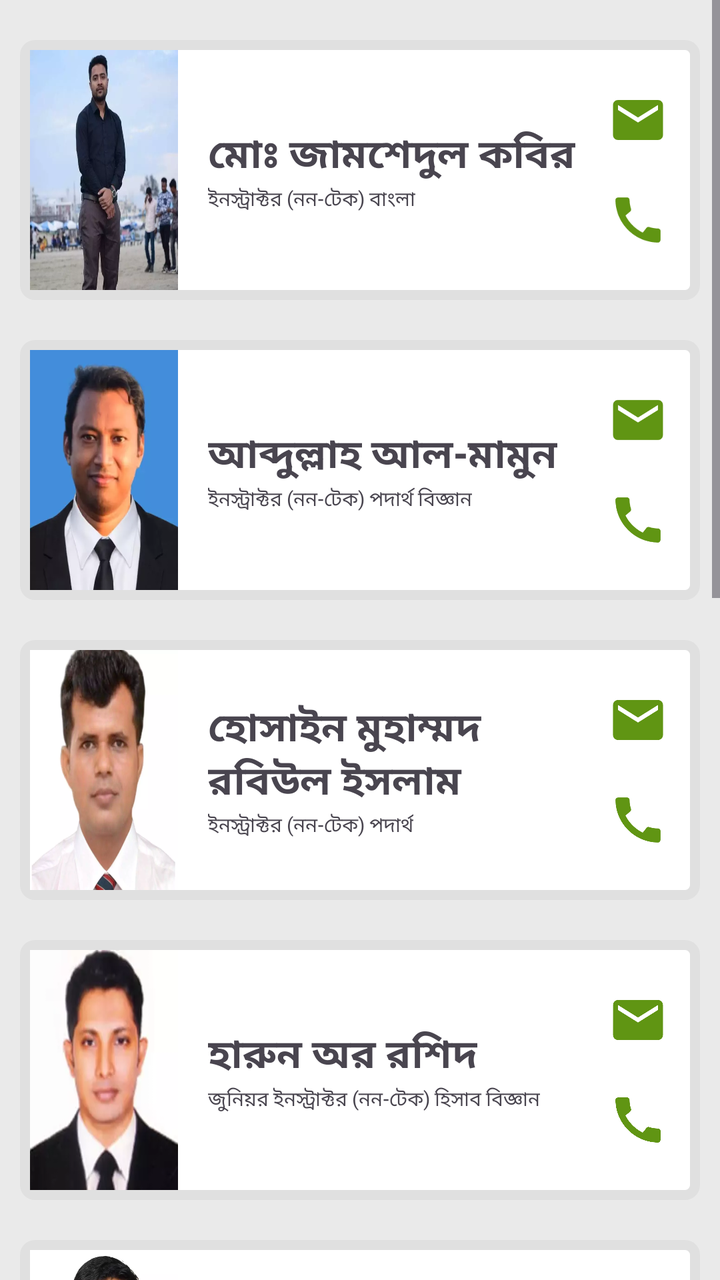
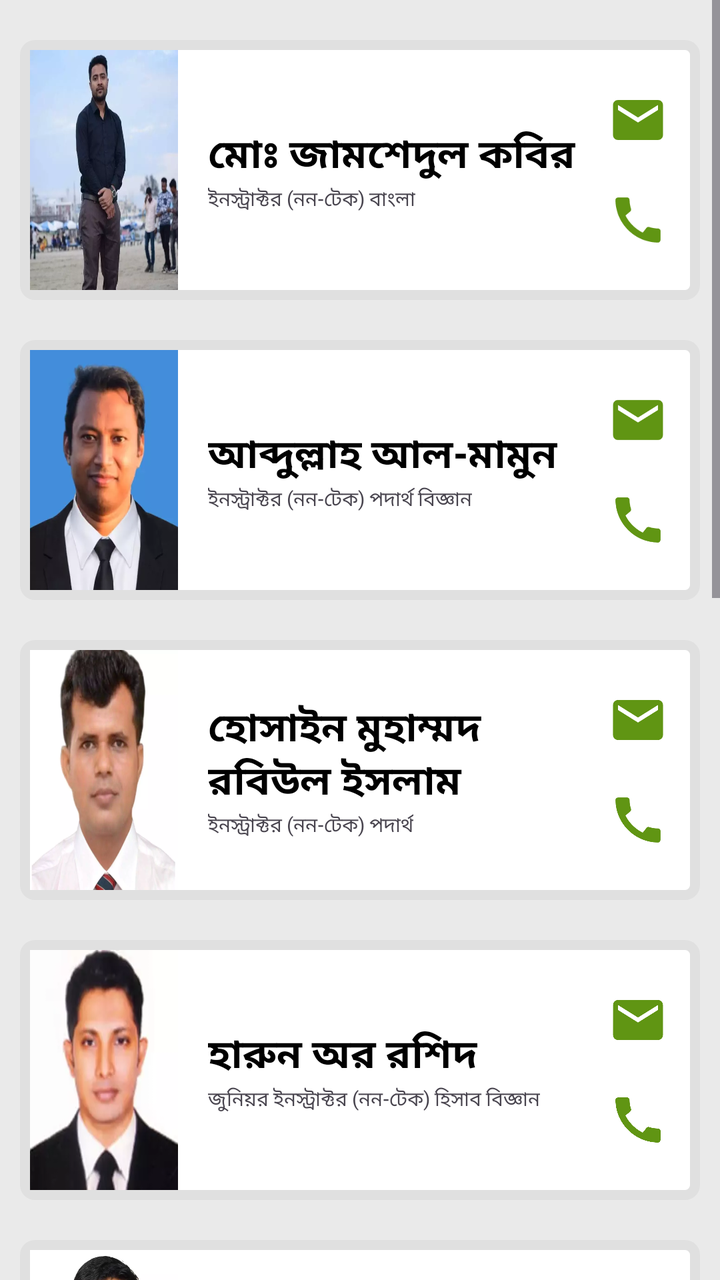

Screens rendered from an Android XML layout before and after an edit, with the pre-edit source and the edit as a unified diff.
<!-- AndroidManifest.xml: application theme Theme.CBPI -->
<!-- res/layout/activity_nontech_department.xml -->
<?xml version="1.0" encoding="utf-8"?>
<ScrollView xmlns:android="http://schemas.android.com/apk/res/android"
    xmlns:app="http://schemas.android.com/apk/res-auto"
    xmlns:tools="http://schemas.android.com/tools"
    android:layout_width="match_parent"
    android:layout_height="wrap_content"
    tools:context=".NontechDepartment"
    android:background="#EAEAEA">
    <LinearLayout
        android:layout_width="match_parent"
        android:layout_height="wrap_content"
        android:orientation="vertical"
        android:padding="10sp">
        <LinearLayout
            android:layout_width="match_parent"
            android:layout_height="wrap_content"
            android:orientation="horizontal"
            android:padding="5sp"
            android:weightSum="100"
            android:background="@drawable/teachercardback"
            android:layout_marginTop="10sp"
            android:layout_marginBottom="10sp">
            <ImageView
                android:layout_width="80sp"
                android:layout_height="120sp"
                android:src="@drawable/jamsedulsir"
                android:layout_weight="20"
                android:scaleType="fitXY"/>
            <LinearLayout
                android:layout_width="220sp"
                android:layout_height="wrap_content"
                android:orientation="vertical"
                android:layout_weight="50"
                android:layout_gravity="center"
                android:paddingLeft="15sp">
                <TextView
                    android:layout_width="wrap_content"
                    android:layout_height="wrap_content"
                    android:text="মোঃ জামশেদুল কবির"
                    android:textStyle="bold"
                    android:textSize="20sp"/>
                <TextView
                    android:layout_width="wrap_content"
                    android:layout_height="wrap_content"
                    android:text="ইনস্ট্রাক্টর (নন-টেক) বাংলা"
                    android:textSize="10sp"/>
            </LinearLayout>
            <LinearLayout
                android:layout_width="wrap_content"
                android:layout_height="wrap_content"
                android:orientation="vertical"
                android:layout_weight="30"
                android:layout_gravity="center"
                android:paddingRight="10sp">
                <ImageView
                    android:id="@+id/nontecMail1"
                    android:layout_width="30sp"
                    android:layout_height="30sp"
                    android:src="@drawable/baseline_email_24"
                    android:layout_margin="10sp"/>
                <ImageView
                    android:id="@+id/nontecCall1"
                    android:layout_width="30sp"
                    android:layout_height="30sp"
                    android:src="@drawable/baseline_call_24"
                    android:layout_margin="10sp"/>
            </LinearLayout>
        </LinearLayout>
        <LinearLayout
            android:layout_width="match_parent"
            android:layout_height="wrap_content"
            android:orientation="horizontal"
            android:padding="5sp"
            android:weightSum="100"
            android:background="@drawable/teachercardback"
            android:layout_marginTop="10sp"
            android:layout_marginBottom="10sp">
            <ImageView
                android:layout_width="80sp"
                android:layout_height="120sp"
                android:src="@drawable/abdullahsir"
                android:layout_weight="20"
                android:scaleType="fitXY"/>
            <LinearLayout
                android:layout_width="220sp"
                android:layout_height="wrap_content"
                android:orientation="vertical"
                android:layout_weight="50"
                android:layout_gravity="center"
                android:paddingLeft="15sp">
                <TextView
                    android:layout_width="wrap_content"
                    android:layout_height="wrap_content"
                    android:text="আব্দুল্লাহ আল-মামুন"
                    android:textStyle="bold"
                    android:textSize="20sp"/>
                <TextView
                    android:layout_width="wrap_content"
                    android:layout_height="wrap_content"
                    android:text="ইনস্ট্রাক্টর (নন-টেক) পদার্থ বিজ্ঞান"
                    android:textSize="10sp"/>

            </LinearLayout>
            <LinearLayout
                android:layout_width="wrap_content"
                android:layout_height="wrap_content"
                android:orientation="vertical"
                android:layout_weight="30"
                android:layout_gravity="center"
                android:paddingRight="10sp">
                <ImageView
                    android:id="@+id/nontecMail2"
                    android:layout_width="30sp"
                    android:layout_height="30sp"
                    android:src="@drawable/baseline_email_24"
                    android:layout_margin="10sp"/>
                <ImageView
                    android:id="@+id/nontecCall2"
                    android:layout_width="30sp"
                    android:layout_height="30sp"
                    android:src="@drawable/baseline_call_24"
                    android:layout_margin="10sp"/>
            </LinearLayout>
        </LinearLayout>
        <LinearLayout
            android:layout_width="match_parent"
            android:layout_height="wrap_content"
            android:orientation="horizontal"
            android:padding="5sp"
            android:weightSum="100"
            android:background="@drawable/teachercardback"
            android:layout_marginTop="10sp"
            android:layout_marginBottom="10sp">
            <ImageView
                android:layout_width="80sp"
                android:layout_height="120sp"
                android:src="@drawable/robiulsir"
                android:layout_weight="20"
                android:scaleType="fitXY"/>
            <LinearLayout
                android:layout_width="220sp"
                android:layout_height="wrap_content"
                android:orientation="vertical"
                android:layout_weight="50"
                android:layout_gravity="center"
                android:paddingLeft="15sp">
                <TextView
                    android:layout_width="wrap_content"
                    android:layout_height="wrap_content"
                    android:text="হোসাইন মুহাম্মদ রবিউল ইসলাম"
                    android:textStyle="bold"
                    android:textSize="20sp"/>
                <TextView
                    android:layout_width="wrap_content"
                    android:layout_height="wrap_content"
                    android:text="ইনস্ট্রাক্টর (নন-টেক) পদার্থ"
                    android:textSize="10sp"/>
            </LinearLayout>
            <LinearLayout
                android:layout_width="wrap_content"
                android:layout_height="wrap_content"
                android:orientation="vertical"
                android:layout_weight="30"
                android:layout_gravity="center"
                android:paddingRight="10sp">
                <ImageView
                    android:id="@+id/nontecMail3"
                    android:layout_width="30sp"
                    android:layout_height="30sp"
                    android:src="@drawable/baseline_email_24"
                    android:layout_margin="10sp"/>
                <ImageView
                    android:id="@+id/nontecCall3"
                    android:layout_width="30sp"
                    android:layout_height="30sp"
                    android:src="@drawable/baseline_call_24"
                    android:layout_margin="10sp"/>
            </LinearLayout>
        </LinearLayout>
        <LinearLayout
            android:layout_width="match_parent"
            android:layout_height="wrap_content"
            android:orientation="horizontal"
            android:padding="5sp"
            android:weightSum="100"
            android:background="@drawable/teachercardback"
            android:layout_marginTop="10sp"
            android:layout_marginBottom="10sp">
            <ImageView
                android:layout_width="80sp"
                android:layout_height="120sp"
                android:src="@drawable/harunsir"
                android:layout_weight="20"
                android:scaleType="fitXY"/>
            <LinearLayout
                android:layout_width="220sp"
                android:layout_height="wrap_content"
                android:orientation="vertical"
                android:layout_weight="50"
                android:layout_gravity="center"
                android:paddingLeft="15sp">
                <TextView
                    android:layout_width="wrap_content"
                    android:layout_height="wrap_content"
                    android:text="হারুন অর রশিদ"
                    android:textStyle="bold"
                    android:textSize="20sp"/>
                <TextView
                    android:layout_width="wrap_content"
                    android:layout_height="wrap_content"
                    android:text="জুনিয়র ইনস্ট্রাক্টর (নন-টেক) হিসাব বিজ্ঞান"
                    android:textSize="10sp"/>
            </LinearLayout>
            <LinearLayout
                android:layout_width="wrap_content"
                android:layout_height="wrap_content"
                android:orientation="vertical"
                android:layout_weight="30"
                android:layout_gravity="center"
                android:paddingRight="10sp">
                <ImageView
                    android:id="@+id/nontecMail4"
                    android:layout_width="30sp"
                    android:layout_height="30sp"
                    android:src="@drawable/baseline_email_24"
                    android:layout_margin="10sp"/>
                <ImageView
                    android:id="@+id/nontecCall4"
                    android:layout_width="30sp"
                    android:layout_height="30sp"
                    android:src="@drawable/baseline_call_24"
                    android:layout_margin="10sp"/>
            </LinearLayout>
        </LinearLayout>
        <LinearLayout
            android:layout_width="match_parent"
            android:layout_height="wrap_content"
            android:orientation="horizontal"
            android:padding="5sp"
            android:weightSum="100"
            android:background="@drawable/teachercardback"
            android:layout_marginTop="10sp"
            android:layout_marginBottom="10sp">
            <ImageView
                android:layout_width="80sp"
                android:layout_height="120sp"
                android:src="@drawable/miftasir"
                android:layout_weight="20"
                android:scaleType="fitXY"/>
            <LinearLayout
                android:layout_width="220sp"
                android:layout_height="wrap_content"
                android:orientation="vertical"
                android:layout_weight="50"
                android:layout_gravity="center"
                android:paddingLeft="15sp">
                <TextView
                    android:layout_width="wrap_content"
                    android:layout_height="wrap_content"
                    android:text="মুহাম্মদ মিফতাহ উদ্দিন"
                    android:textStyle="bold"
                    android:textSize="20sp"/>
                <TextView
                    android:layout_width="wrap_content"
                    android:layout_height="wrap_content"
                    android:text="জুনিয়র ইনস্ট্রাক্টর (নন-টেক) গণিত"
                    android:textSize="10sp"/>
            </LinearLayout>
            <LinearLayout
                android:layout_width="wrap_content"
                android:layout_height="wrap_content"
                android:orientation="vertical"
                android:layout_weight="30"
                android:layout_gravity="center"
                android:paddingRight="10sp">
                <ImageView
                    android:id="@+id/nontecMail5"
                    android:layout_width="30sp"
                    android:layout_height="30sp"
                    android:src="@drawable/baseline_email_24"
                    android:layout_margin="10sp"/>
                <ImageView
                    android:id="@+id/nontecCall5"
                    android:layout_width="30sp"
                    android:layout_height="30sp"
                    android:src="@drawable/baseline_call_24"
                    android:layout_margin="10sp"/>
            </LinearLayout>
        </LinearLayout>
        <LinearLayout
            android:layout_width="match_parent"
            android:layout_height="wrap_content"
            android:orientation="horizontal"
            android:padding="5sp"
            android:weightSum="100"
            android:background="@drawable/teachercardback"
            android:layout_marginTop="10sp"
            android:layout_marginBottom="10sp">
            <ImageView
                android:layout_width="80sp"
                android:layout_height="120sp"
                android:src="@drawable/amdadulsir"
                android:layout_weight="20"
                android:scaleType="fitXY"/>
            <LinearLayout
                android:layout_width="220sp"
                android:layout_height="wrap_content"
                android:orientation="vertical"
                android:layout_weight="50"
                android:layout_gravity="center"
                android:paddingLeft="15sp">
                <TextView
                    android:layout_width="wrap_content"
                    android:layout_height="wrap_content"
                    android:text="মোঃ এমদাদুল হক"
                    android:textStyle="bold"
                    android:textSize="20sp"/>
                <TextView
                    android:layout_width="wrap_content"
                    android:layout_height="wrap_content"
                    android:text="ইনস্ট্রাক্টর (নন-টেক)"
                    android:textSize="10sp"/>
            </LinearLayout>
            <LinearLayout
                android:layout_width="wrap_content"
                android:layout_height="wrap_content"
                android:orientation="vertical"
                android:layout_weight="30"
                android:layout_gravity="center"
                android:paddingRight="10sp">
                <ImageView
                    android:id="@+id/nontecMail6"
                    android:layout_width="30sp"
                    android:layout_height="30sp"
                    android:src="@drawable/baseline_email_24"
                    android:layout_margin="10sp"/>
                <ImageView
                    android:id="@+id/nontecCall6"
                    android:layout_width="30sp"
                    android:layout_height="30sp"
                    android:src="@drawable/baseline_call_24"
                    android:layout_margin="10sp"/>
            </LinearLayout>
        </LinearLayout>
        <LinearLayout
            android:layout_width="match_parent"
            android:layout_height="wrap_content"
            android:orientation="horizontal"
            android:padding="5sp"
            android:weightSum="100"
            android:background="@drawable/teachercardback"
            android:layout_marginTop="10sp"
            android:layout_marginBottom="10sp">
            <ImageView
                android:layout_width="80sp"
                android:layout_height="120sp"
                android:src="@drawable/alimsir"
                android:layout_weight="20"
                android:scaleType="fitXY"/>
            <LinearLayout
                android:layout_width="220sp"
                android:layout_height="wrap_content"
                android:orientation="vertical"
                android:layout_weight="50"
                android:layout_gravity="center"
                android:paddingLeft="15sp">
                <TextView
                    android:layout_width="wrap_content"
                    android:layout_height="wrap_content"
                    android:text="মোঃ আব্দুল আলীম"
                    android:textStyle="bold"
                    android:textSize="20sp"/>
                <TextView
                    android:layout_width="wrap_content"
                    android:layout_height="wrap_content"
                    android:text="ইনস্ট্রাক্টর (নন-টেক)"
                    android:textSize="10sp"/>
            </LinearLayout>
            <LinearLayout
                android:layout_width="wrap_content"
                android:layout_height="wrap_content"
                android:orientation="vertical"
                android:layout_weight="30"
                android:layout_gravity="center"
                android:paddingRight="10sp">
                <ImageView
                    android:id="@+id/nontecMail7"
                    android:layout_width="30sp"
                    android:layout_height="30sp"
                    android:src="@drawable/baseline_email_24"
                    android:layout_margin="10sp"/>
                <ImageView
                    android:id="@+id/nontecCall7"
                    android:layout_width="30sp"
                    android:layout_height="30sp"
                    android:src="@drawable/baseline_call_24"
                    android:layout_margin="10sp"/>
            </LinearLayout>
        </LinearLayout>
        <LinearLayout
            android:layout_width="match_parent"
            android:layout_height="wrap_content"
            android:orientation="horizontal"
            android:padding="5sp"
            android:weightSum="100"
            android:background="@drawable/teachercardback"
            android:layout_marginTop="10sp"
            android:layout_marginBottom="10sp">
            <ImageView
                android:layout_width="80sp"
                android:layout_height="120sp"
                android:src="@drawable/mamunsir"
                android:layout_weight="20"
                android:scaleType="fitXY"/>
            <LinearLayout
                android:layout_width="220sp"
                android:layout_height="wrap_content"
                android:orientation="vertical"
                android:layout_weight="50"
                android:layout_gravity="center"
                android:paddingLeft="15sp">
                <TextView
                    android:layout_width="wrap_content"
                    android:layout_height="wrap_content"
                    android:text="মোঃ মামুনুর রশীদ"
                    android:textStyle="bold"
                    android:textSize="20sp"/>
                <TextView
                    android:layout_width="wrap_content"
                    android:layout_height="wrap_content"
                    android:text="জুনিয়র ইনস্ট্রাক্টর (নন-টেক)"
                    android:textSize="10sp"/>
            </LinearLayout>
            <LinearLayout
                android:layout_width="wrap_content"
                android:layout_height="wrap_content"
                android:orientation="vertical"
                android:layout_weight="30"
                android:layout_gravity="center"
                android:paddingRight="10sp">
                <ImageView
                    android:id="@+id/nontecMail8"
                    android:layout_width="30sp"
                    android:layout_height="30sp"
                    android:src="@drawable/baseline_email_24"
                    android:layout_margin="10sp"/>
                <ImageView
                    android:id="@+id/nontecCall8"
                    android:layout_width="30sp"
                    android:layout_height="30sp"
                    android:src="@drawable/baseline_call_24"
                    android:layout_margin="10sp"/>
            </LinearLayout>
        </LinearLayout>
        <LinearLayout
            android:layout_width="match_parent"
            android:layout_height="wrap_content"
            android:orientation="horizontal"
            android:padding="5sp"
            android:weightSum="100"
            android:background="@drawable/teachercardback"
            android:layout_marginTop="10sp"
            android:layout_marginBottom="10sp">
            <ImageView
                android:layout_width="80sp"
                android:layout_height="120sp"
                android:src="@drawable/motinsir"
                android:layout_weight="20"
                android:scaleType="fitXY"/>
            <LinearLayout
                android:layout_width="220sp"
                android:layout_height="wrap_content"
                android:orientation="vertical"
                android:layout_weight="50"
                android:layout_gravity="center"
                android:paddingLeft="15sp">
                <TextView
                    android:layout_width="wrap_content"
                    android:layout_height="wrap_content"
                    android:text="মোঃ আব্দুল মতিন"
                    android:textStyle="bold"
                    android:textSize="20sp"/>
                <TextView
                    android:layout_width="wrap_content"
                    android:layout_height="wrap_content"
                    android:text="জুনিয়র ইনস্ট্রাক্টর (নন-টেক)"
                    android:textSize="10sp"/>
            </LinearLayout>
            <LinearLayout
                android:layout_width="wrap_content"
                android:layout_height="wrap_content"
                android:orientation="vertical"
                android:layout_weight="30"
                android:layout_gravity="center"
                android:paddingRight="10sp">
                <ImageView
                    android:id="@+id/nontecMail9"
                    android:layout_width="30sp"
                    android:layout_height="30sp"
                    android:src="@drawable/baseline_email_24"
                    android:layout_margin="10sp"/>
                <ImageView
                    android:id="@+id/nontecCall9"
                    android:layout_width="30sp"
                    android:layout_height="30sp"
                    android:src="@drawable/baseline_call_24"
                    android:layout_margin="10sp"/>
            </LinearLayout>
        </LinearLayout>


    </LinearLayout>

</ScrollView>
<!-- resources referenced by this layout -->
<resources>
  <!-- drawable abdullahsir: webp bitmap (drawable, 7284 bytes) -->
  <!-- drawable alimsir: webp bitmap (drawable, 49030 bytes) -->
  <!-- drawable amdadulsir: webp bitmap (drawable, 7776 bytes) -->
  <!-- drawable baseline_call_24 (drawable) -->
  <vector android:height="24dp" android:tint="#609513"
      android:viewportHeight="24" android:viewportWidth="24"
      android:width="24dp" xmlns:android="http://schemas.android.com/apk/res/android">
      <path android:fillColor="@android:color/white" android:pathData="M20.01,15.38c-1.23,0 -2.42,-0.2 -3.53,-0.56 -0.35,-0.12 -0.74,-0.03 -1.01,0.24l-1.57,1.97c-2.83,-1.35 -5.48,-3.9 -6.89,-6.83l1.95,-1.66c0.27,-0.28 0.35,-0.67 0.24,-1.02 -0.37,-1.11 -0.56,-2.3 -0.56,-3.53 0,-0.54 -0.45,-0.99 -0.99,-0.99H4.19C3.65,3 3,3.24 3,3.99 3,13.28 10.73,21 20.01,21c0.71,0 0.99,-0.63 0.99,-1.18v-3.45c0,-0.54 -0.45,-0.99 -0.99,-0.99z"/>
  </vector>
  <!-- drawable baseline_email_24 (drawable) -->
  <vector android:height="24dp" android:tint="#609513"
      android:viewportHeight="24" android:viewportWidth="24"
      android:width="24dp" xmlns:android="http://schemas.android.com/apk/res/android">
      <path android:fillColor="@android:color/white" android:pathData="M20,4L4,4c-1.1,0 -1.99,0.9 -1.99,2L2,18c0,1.1 0.9,2 2,2h16c1.1,0 2,-0.9 2,-2L22,6c0,-1.1 -0.9,-2 -2,-2zM20,8l-8,5 -8,-5L4,6l8,5 8,-5v2z"/>
  </vector>
  <!-- drawable harunsir: webp bitmap (drawable, 3522 bytes) -->
  <!-- drawable jamsedulsir: webp bitmap (drawable, 15630 bytes) -->
  <!-- drawable mamunsir: webp bitmap (drawable, 16252 bytes) -->
  <!-- drawable miftasir: webp bitmap (drawable, 25394 bytes) -->
  <!-- drawable motinsir: webp bitmap (drawable, 15160 bytes) -->
  <!-- drawable robiulsir: webp bitmap (drawable, 15084 bytes) -->
  <!-- drawable teachercardback (drawable) -->
  <?xml version="1.0" encoding="utf-8"?>
  <shape xmlns:android="http://schemas.android.com/apk/res/android">
      <solid android:color="@color/white"/>
      <corners android:radius="5sp"/>
      <stroke android:color="#E0E0E0"/>
      <stroke android:width="5sp"/>
  </shape>
  <style name="Theme.CBPI" parent="Base.Theme.CBPI" />
  <color name="white">#FFFFFFFF</color>
  <style name="Base.Theme.CBPI" parent="Theme.Material3.DayNight">
          <item name="android:statusBarColor">@color/Green</item>
          <item name="titleTextColor">@color/white</item>
          <item name="actionOverflowButtonStyle">@style/Threedots</item>
          
          
          <item name="android:windowAnimationStyle">@style/CustomActivityAnimation</item>
      </style>
  <color name="Green">#609513</color>
  <style name="Threedots" parent="Widget.AppCompat.ActionButton.Overflow">
          <item name="tint">@color/white</item>
      </style>
  <style name="CustomActivityAnimation" parent="@android:style/Animation.Activity">
          <item name="android:activityOpenEnterAnimation">@anim/slide_in_right</item>
          <item name="android:activityOpenExitAnimation">@anim/slide_out_left</item>
          <item name="android:activityCloseEnterAnimation">@anim/slide_in_left</item>
          <item name="android:activityCloseExitAnimation">@anim/slide_out_right</item>
      </style>
</resources>

<!-- the commit's change to res/layout/activity_nontech_department.xml (unified diff, before → after) -->
@@ -5,7 +5,7 @@
     android:layout_width="match_parent"
     android:layout_height="wrap_content"
     tools:context=".NontechDepartment"
-    android:background="#EAEAEA">
+    style="@style/GrayBg">
     <LinearLayout
         android:layout_width="match_parent"
         android:layout_height="wrap_content"
@@ -17,7 +17,7 @@
             android:orientation="horizontal"
             android:padding="5sp"
             android:weightSum="100"
-            android:background="@drawable/teachercardback"
+            style="@style/TeacherCardBack"
             android:layout_marginTop="10sp"
             android:layout_marginBottom="10sp">
             <ImageView
@@ -38,7 +38,8 @@
                     android:layout_height="wrap_content"
                     android:text="মোঃ জামশেদুল কবির"
                     android:textStyle="bold"
-                    android:textSize="20sp"/>
+                    android:textSize="20sp"
+style="@style/Text"/>
                 <TextView
                     android:layout_width="wrap_content"
                     android:layout_height="wrap_content"
@@ -72,7 +73,7 @@
             android:orientation="horizontal"
             android:padding="5sp"
             android:weightSum="100"
-            android:background="@drawable/teachercardback"
+            style="@style/TeacherCardBack"
             android:layout_marginTop="10sp"
             android:layout_marginBottom="10sp">
             <ImageView
@@ -93,7 +94,8 @@
                     android:layout_height="wrap_content"
                     android:text="আব্দুল্লাহ আল-মামুন"
                     android:textStyle="bold"
-                    android:textSize="20sp"/>
+                    android:textSize="20sp"
+style="@style/Text"/>
                 <TextView
                     android:layout_width="wrap_content"
                     android:layout_height="wrap_content"
@@ -128,7 +130,7 @@
             android:orientation="horizontal"
             android:padding="5sp"
             android:weightSum="100"
-            android:background="@drawable/teachercardback"
+            style="@style/TeacherCardBack"
             android:layout_marginTop="10sp"
             android:layout_marginBottom="10sp">
             <ImageView
@@ -149,7 +151,8 @@
                     android:layout_height="wrap_content"
                     android:text="হোসাইন মুহাম্মদ রবিউল ইসলাম"
                     android:textStyle="bold"
-                    android:textSize="20sp"/>
+                    android:textSize="20sp"
+style="@style/Text"/>
                 <TextView
                     android:layout_width="wrap_content"
                     android:layout_height="wrap_content"
@@ -183,7 +186,7 @@
             android:orientation="horizontal"
             android:padding="5sp"
             android:weightSum="100"
-            android:background="@drawable/teachercardback"
+            style="@style/TeacherCardBack"
             android:layout_marginTop="10sp"
             android:layout_marginBottom="10sp">
             <ImageView
@@ -204,7 +207,8 @@
                     android:layout_height="wrap_content"
                     android:text="হারুন অর রশিদ"
                     android:textStyle="bold"
-                    android:textSize="20sp"/>
+                    android:textSize="20sp"
+style="@style/Text"/>
                 <TextView
                     android:layout_width="wrap_content"
                     android:layout_height="wrap_content"
@@ -238,7 +242,7 @@
             android:orientation="horizontal"
             android:padding="5sp"
             android:weightSum="100"
-            android:background="@drawable/teachercardback"
+            style="@style/TeacherCardBack"
             android:layout_marginTop="10sp"
             android:layout_marginBottom="10sp">
             <ImageView
@@ -259,7 +263,8 @@
                     android:layout_height="wrap_content"
                     android:text="মুহাম্মদ মিফতাহ উদ্দিন"
                     android:textStyle="bold"
-                    android:textSize="20sp"/>
+                    android:textSize="20sp"
+style="@style/Text"/>
                 <TextView
                     android:layout_width="wrap_content"
                     android:layout_height="wrap_content"
@@ -293,7 +298,7 @@
             android:orientation="horizontal"
             android:padding="5sp"
             android:weightSum="100"
-            android:background="@drawable/teachercardback"
+            style="@style/TeacherCardBack"
             android:layout_marginTop="10sp"
             android:layout_marginBottom="10sp">
             <ImageView
@@ -314,7 +319,8 @@
                     android:layout_height="wrap_content"
                     android:text="মোঃ এমদাদুল হক"
                     android:textStyle="bold"
-                    android:textSize="20sp"/>
+                    android:textSize="20sp"
+style="@style/Text"/>
                 <TextView
                     android:layout_width="wrap_content"
                     android:layout_height="wrap_content"
@@ -348,7 +354,7 @@
             android:orientation="horizontal"
             android:padding="5sp"
             android:weightSum="100"
-            android:background="@drawable/teachercardback"
+            style="@style/TeacherCardBack"
             android:layout_marginTop="10sp"
             android:layout_marginBottom="10sp">
             <ImageView
@@ -369,7 +375,8 @@
                     android:layout_height="wrap_content"
                     android:text="মোঃ আব্দুল আলীম"
                     android:textStyle="bold"
-                    android:textSize="20sp"/>
+                    android:textSize="20sp"
+style="@style/Text"/>
                 <TextView
                     android:layout_width="wrap_content"
                     android:layout_height="wrap_content"
@@ -403,7 +410,7 @@
             android:orientation="horizontal"
             android:padding="5sp"
             android:weightSum="100"
-            android:background="@drawable/teachercardback"
+            style="@style/TeacherCardBack"
             android:layout_marginTop="10sp"
             android:layout_marginBottom="10sp">
             <ImageView
@@ -424,7 +431,8 @@
                     android:layout_height="wrap_content"
                     android:text="মোঃ মামুনুর রশীদ"
                     android:textStyle="bold"
-                    android:textSize="20sp"/>
+                    android:textSize="20sp"
+style="@style/Text"/>
                 <TextView
                     android:layout_width="wrap_content"
                     android:layout_height="wrap_content"
@@ -458,7 +466,7 @@
             android:orientation="horizontal"
             android:padding="5sp"
             android:weightSum="100"
-            android:background="@drawable/teachercardback"
+            style="@style/TeacherCardBack"
             android:layout_marginTop="10sp"
             android:layout_marginBottom="10sp">
             <ImageView
@@ -479,7 +487,8 @@
                     android:layout_height="wrap_content"
                     android:text="মোঃ আব্দুল মতিন"
                     android:textStyle="bold"
-                    android:textSize="20sp"/>
+                    android:textSize="20sp"
+style="@style/Text"/>
                 <TextView
                     android:layout_width="wrap_content"
                     android:layout_height="wrap_content"
<!-- resource entries referenced after the edit -->
@@ -21,6 +21,15 @@
   <!-- drawable miftasir: webp bitmap (drawable, 25394 bytes) -->
   <!-- drawable motinsir: webp bitmap (drawable, 15160 bytes) -->
   <!-- drawable robiulsir: webp bitmap (drawable, 15084 bytes) -->
+  <style name="GrayBg">
+          <item name="android:background">#EAEAEA</item>
+      </style>
+  <style name="TeacherCardBack">
+          <item name="android:background">@drawable/teachercardback</item>
+      </style>
+  <style name="Text">
+          <item name="android:textColor">@color/black</item>
+      </style>
   <!-- drawable teachercardback (drawable) -->
   <?xml version="1.0" encoding="utf-8"?>
   <shape xmlns:android="http://schemas.android.com/apk/res/android">
@@ -29,6 +38,7 @@
       <stroke android:color="#E0E0E0"/>
       <stroke android:width="5sp"/>
   </shape>
+  <color name="black">#FF000000</color>
   <style name="Theme.CBPI" parent="Base.Theme.CBPI" />
   <color name="white">#FFFFFFFF</color>
   <style name="Base.Theme.CBPI" parent="Theme.Material3.DayNight">
